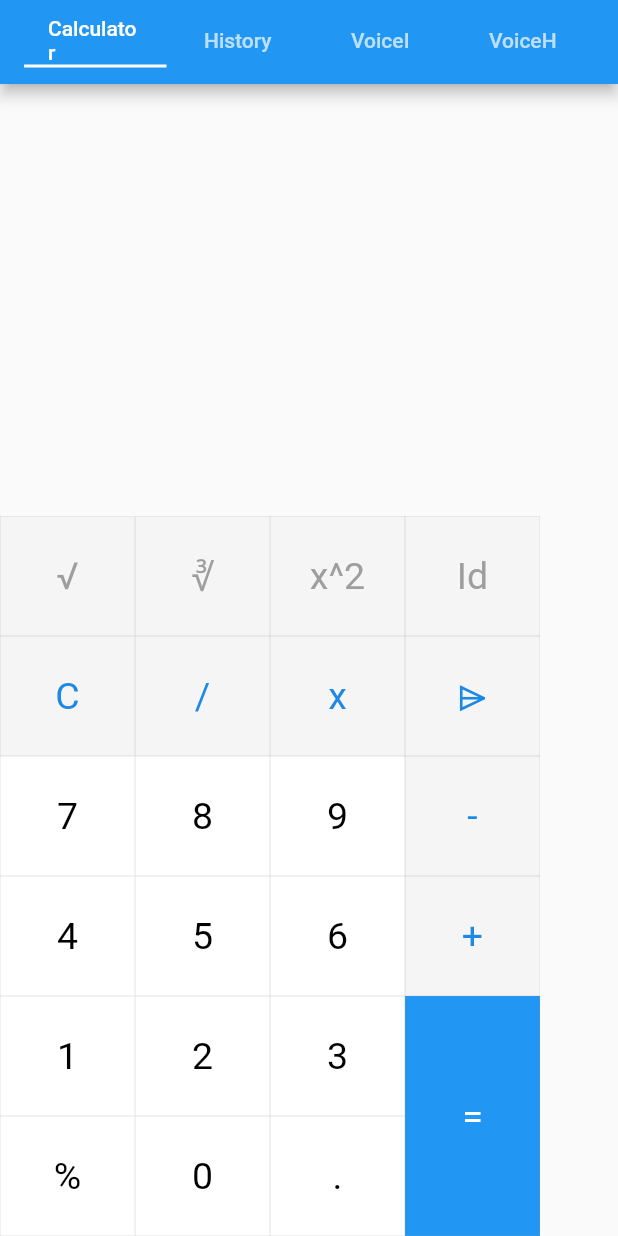
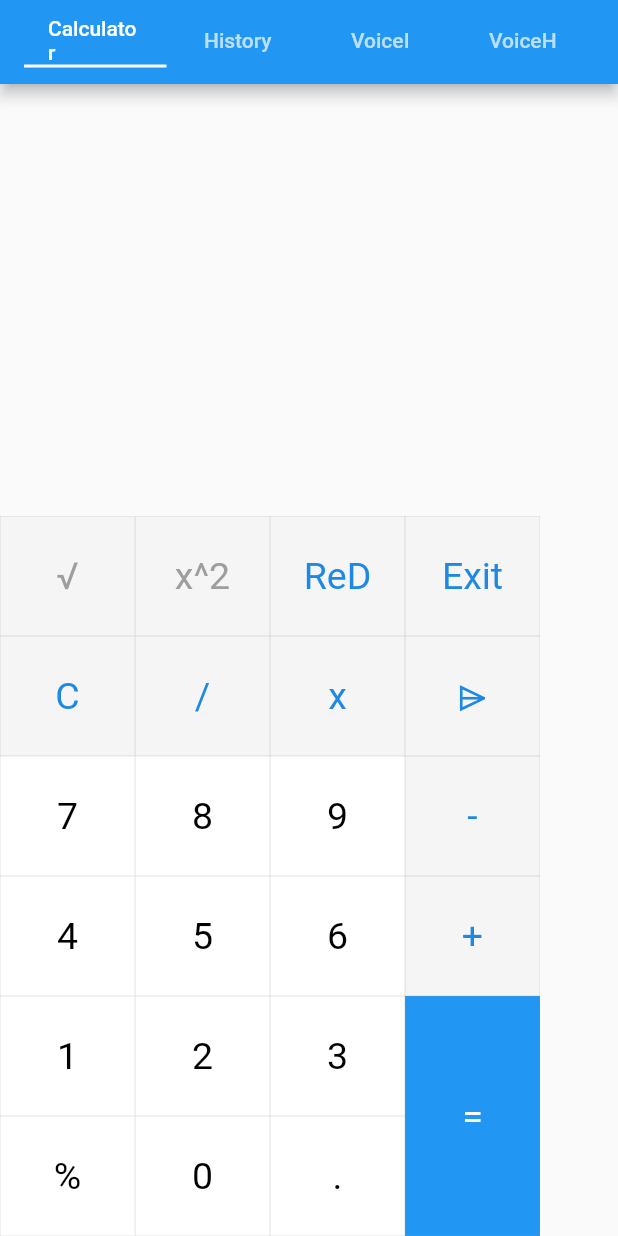
Before and after one commit to Hameed-khan/flutter_app, a Flutter app: the screen it shows after launch, after a tap on an icon or button, on a phone screen of 412 x 824 dp. Run offline on Flutter 3.47's test engine with Material 2 defaults, Android fonts, the phone set to English and light mode, and no system bars; our stand-ins replace math_expressions, speech_to_text, sqflite; accounts and stored records are empty.

Commit message:
Change SmartCalculator

```diff
--- a/lib/Calculator.dart
+++ b/lib/Calculator.dart
@@ -1,6 +1,7 @@
 import 'package:flutter/cupertino.dart';
 import "package:flutter/material.dart";
 import 'package:SmartCal/dbase.dart';
+import 'package:flutter/services.dart';
 import 'package:math_expressions/math_expressions.dart';
 
 class MyCalcutor extends StatefulWidget {
@@ -42,12 +43,6 @@ class _MyCalcutorState extends State<MyCalcutor> {
       else if(value == "x^2") {
         value1 = double.parse(_output);
         fresult = (value1 * value1).toString();
-        myValue = finishZero(fresult);
-      }
-      //cube
-      else if(value == "x^3") {
-        value1 = double.parse(_output);
-        fresult = (value1 * value1 * value1).toString();
         myValue = finishZero(fresult);
       }
       //square root
@@ -150,7 +145,38 @@ class _MyCalcutorState extends State<MyCalcutor> {
     );
 
   }
+Widget ExitProgram()
+{ showDialog(
+    context: context,
+    builder: (_) {
+      return AlertDialog(
+        title: Text('Are you sure?',style: TextStyle(fontWeight: FontWeight.bold,fontSize: 25),),
+        content: Padding(
+          padding: const EdgeInsets.fromLTRB(10,0,0,20),
 
+          child: Text('you want to exit app.',style: TextStyle(fontWeight: FontWeight.w300,color: Colors.grey[500]),),
+        ),
+        actions: [
+          FlatButton(
+            onPressed: () => SystemNavigator.pop(), // passing false
+            child: Text('Yes',style: TextStyle(color:Colors.blue[600],fontSize: 20),),
+          ),
+          FlatButton(
+            onPressed: () =>Navigator.pop(context,false), // passing true
+            child: Text('No',style: TextStyle(color:Colors.red[400],fontSize: 20)),
+          ),
+        ],
+      );
+    }).then((exit) {
+  if (exit == null) return;
+
+  if (exit) {
+    // user pressed Yes button
+  } else {
+    // user pressed No button
+  }
+});
+}
   // Main contant is start
   Widget build(BuildContext context) {
 
@@ -191,7 +217,7 @@ class _MyCalcutorState extends State<MyCalcutor> {
               ),
               Column(
                 children: [
-                  OutButton("∛",Colors.grey[100],Colors.grey[500],80),
+                  OutButton("x^2",Colors.grey[100],Colors.grey[500],80),
                   OutButton("/",Colors.grey[100],Colors.blue[600],80),
                   OutButton("8",Colors.white,Colors.black,80),
                   OutButton("5",Colors.white,Colors.black,80),
@@ -201,7 +227,18 @@ class _MyCalcutorState extends State<MyCalcutor> {
               ),
               Column(
                 children: [
-                  OutButton("x^2",Colors.grey[100],Colors.grey[500],80),
+                  Container(
+                    height: 80,
+                    width: 90,
+                    child:  FlatButton(
+                        shape: Border.all(color:Colors.grey[500],width: 0.1),
+                        color: Colors.grey[100],
+                        child: Text("ReD",style: TextStyle(fontSize: 25,color: Colors.blue[600],fontWeight:FontWeight.w400,fontFamily: "Roboto",),),
+                        onPressed:(){
+                          insertData();
+                        }
+                    ),
+                  ),
                   OutButton("x",Colors.grey[100],Colors.blue[600],80),
                   OutButton("9",Colors.white,Colors.black,80),
                   OutButton("6",Colors.white,Colors.black,80),
@@ -218,9 +255,9 @@ class _MyCalcutorState extends State<MyCalcutor> {
                     child:  FlatButton(
                         shape: Border.all(color:Colors.grey[500],width: 0.1),
                         color: Colors.grey[100],
-                        child: Text("Id",style: TextStyle(fontSize: 25,color: Colors.grey[500],fontWeight:FontWeight.w400,fontFamily: "Roboto",),),
+                        child: Text("Exit",style: TextStyle(fontSize: 25,color: Colors.blue[600],fontWeight:FontWeight.w400,fontFamily: "Roboto",),),
                         onPressed:(){
-                          insertData();
+                          ExitProgram();
                         }
                     ),
                   ),
```
